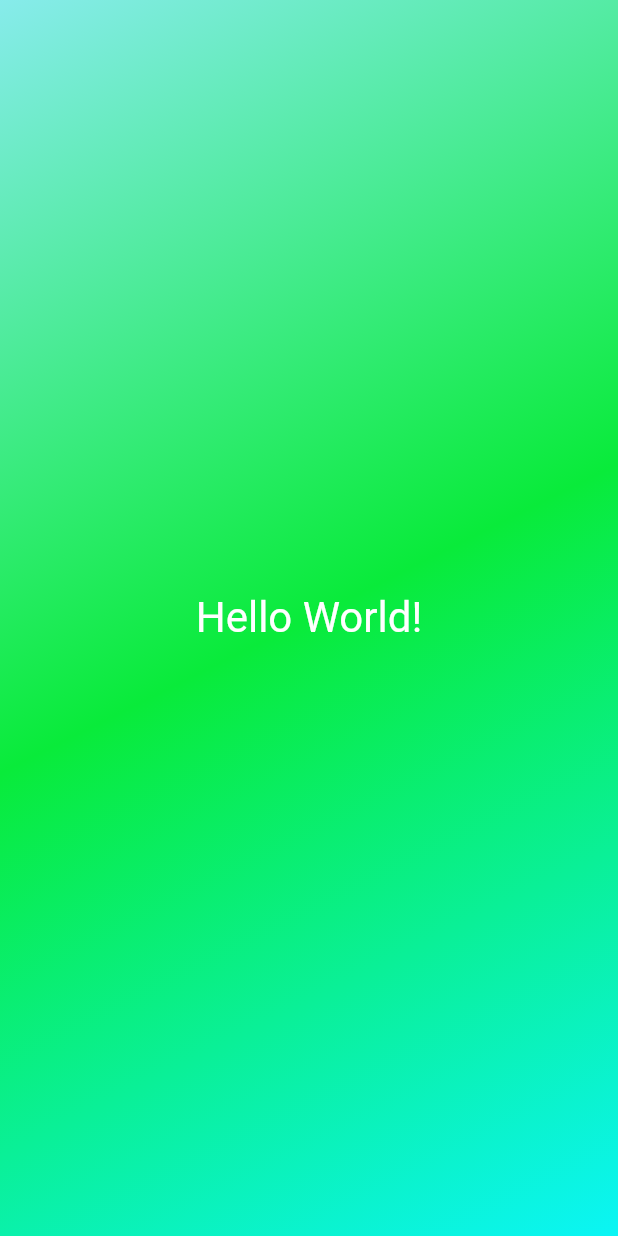
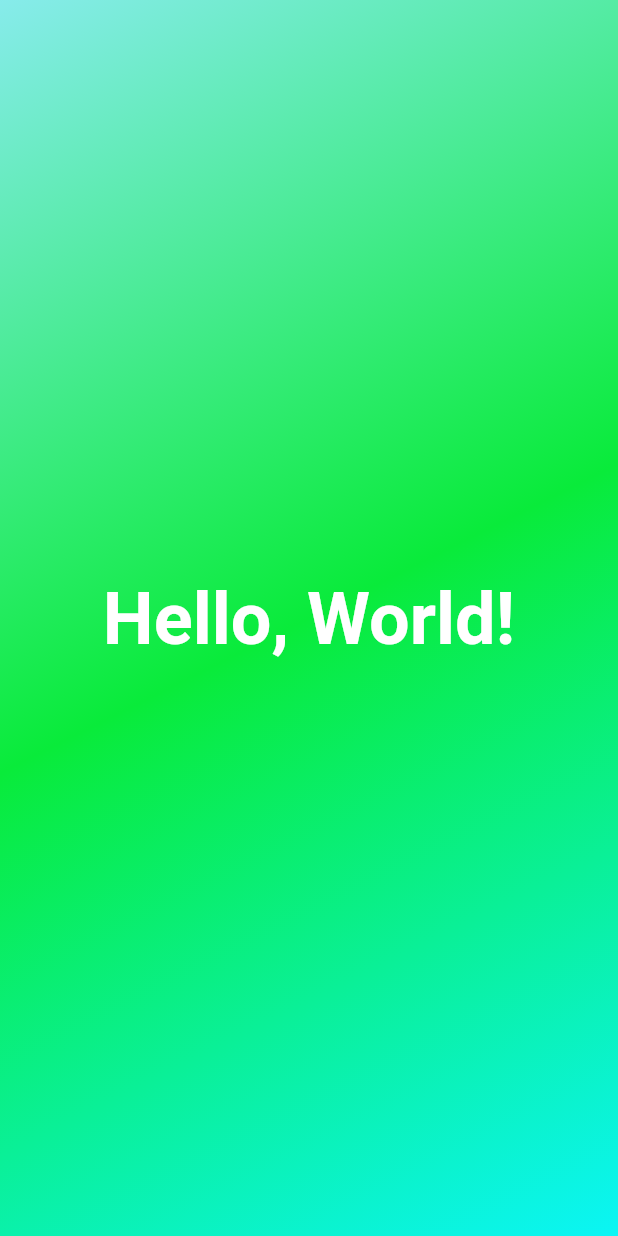
Before and after one commit to rookiexyz/RollDiceApp, a Flutter app: the screen it shows after launch, on a phone screen of 412 x 824 dp. Run offline on Flutter 3.47's test engine with Material 2 defaults, Android fonts, the phone set to English and light mode, and no system bars.

Commit message:
created center_text widget in new file

```diff
--- /dev/null
+++ b/lib/center_text.dart
@@ -0,0 +1,17 @@
+import 'package:flutter/material.dart';
+
+class CenterText extends StatelessWidget {
+  const CenterText({super.key});
+
+  @override
+  Widget build(context) {
+    return const Text(
+      'Hello, World!',
+      style: TextStyle(
+        fontSize: 48,
+        fontWeight: FontWeight.bold,
+        color: Colors.white,
+      ),
+    );
+  }
+}
--- a/lib/gradient_container.dart
+++ b/lib/gradient_container.dart
@@ -1,4 +1,8 @@
 import 'package:flutter/material.dart';
+import 'center_text.dart';
+
+var startAlign = Alignment.topLeft;
+var endAlign = Alignment.bottomRight;
 
 class GradientContainer extends StatelessWidget {
   const GradientContainer({super.key});
@@ -6,25 +10,19 @@ class GradientContainer extends StatelessWidget {
   @override
   Widget build(context) {
     return Container(
-      decoration: const BoxDecoration(
+      decoration: BoxDecoration(
         gradient: LinearGradient(
-          colors: [
+          colors: const [
             Color.fromARGB(255, 135, 235, 235),
             Color.fromARGB(255, 9, 235, 58),
             Color.fromARGB(255, 11, 245, 245),
           ],
-          begin: Alignment.topLeft,
-          end: Alignment.bottomRight,
+          begin: startAlign,
+          end: endAlign,
         ),
       ),
       child: const Center(
-        child: Text(
-          'Hello World!',
-          style: TextStyle(
-            fontSize: 28,
-            color: Colors.white,
-          ),
-        ),
+        child: CenterText(),
       ),
     );
   }
```
